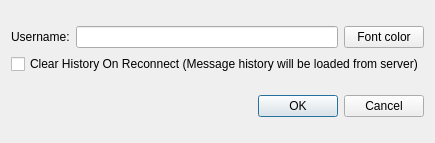
Before: the Qt Designer form client/qt_client/user_name_dialog.ui in so-groenen/aysnc_secure_chat_application, drawn with Qt 5.
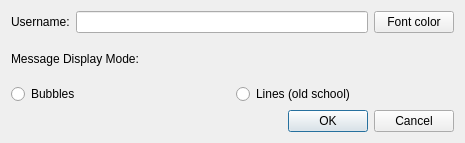
After: the same form once the commit is applied.

Commit message: added Handshaker + text bubbles & delegates

Diff of the .ui file:
```diff
--- a/client/qt_client/user_name_dialog.ui
+++ b/client/qt_client/user_name_dialog.ui
@@ -6,7 +6,7 @@
    <rect>
     <x>0</x>
     <y>0</y>
-    <width>400</width>
+    <width>465</width>
     <height>143</height>
    </rect>
   </property>
@@ -41,13 +41,35 @@
        </item>
       </layout>
      </item>
+    </layout>
+   </item>
+   <item row="1" column="0">
+    <layout class="QVBoxLayout" name="verticalLayout_3">
      <item>
-      <widget class="QCheckBox" name="HistoryCheckBox">
+      <widget class="QLabel" name="label_2">
        <property name="text">
-        <string>Clear History On Reconnect (Message history will be loaded from server)</string>
+        <string>Message Display Mode:</string>
        </property>
       </widget>
      </item>
+     <item>
+      <layout class="QHBoxLayout" name="horizontalLayout_2">
+       <item>
+        <widget class="QRadioButton" name="bubbleRadio">
+         <property name="text">
+          <string>Bubbles</string>
+         </property>
+        </widget>
+       </item>
+       <item>
+        <widget class="QRadioButton" name="lineRadio">
+         <property name="text">
+          <string>Lines (old school)</string>
+         </property>
+        </widget>
+       </item>
+      </layout>
+     </item>
     </layout>
    </item>
    <item row="4" column="0">
```
Left out of the diff: 20 changed lines with no effect on the pictures. The commit also changes 20 other files.
